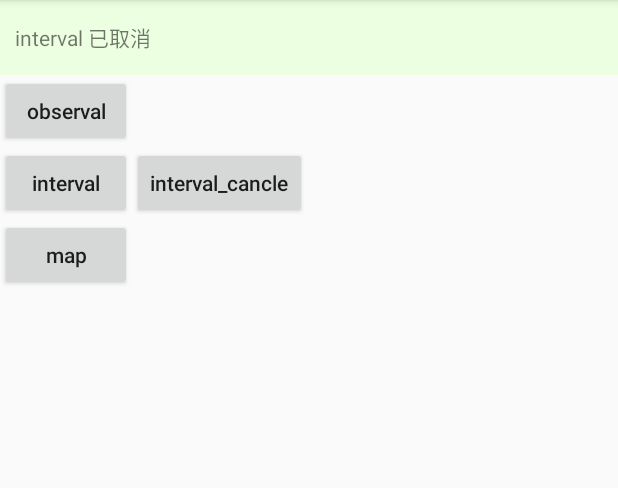
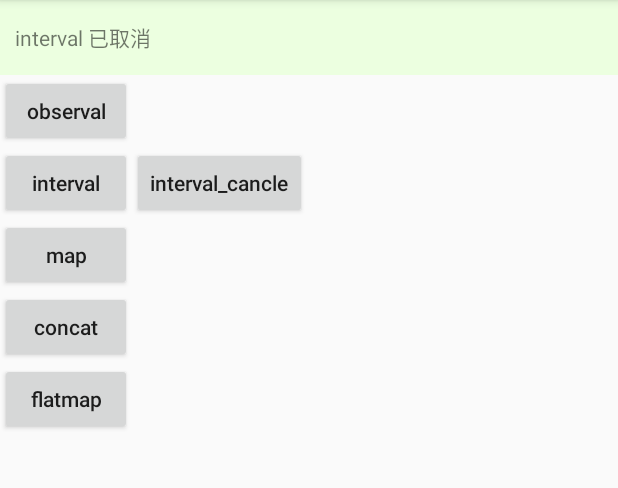
Before and after one commit to waldenwang7678/RXjavaTest, an Android app: the screen it shows after launch (MainActivity), after a tap on "map", on a phone screen of 412 x 824 dp, the part 84-572 px from its top. Run offline under Robolectric (Android 15) with nearby library versions, the phone set to English and light mode, and no system bars; our stand-ins replace ButterKnife, RxJava; 3 other taps on this screen came first.

```diff
--- a/app/src/main/java/com/example/wangjt/rxjava2test_1/HttpUtil.java
+++ b/app/src/main/java/com/example/wangjt/rxjava2test_1/HttpUtil.java
@@ -150,7 +150,7 @@ public class HttpUtil {
                     if (connection.getResponseCode() == HttpURLConnection.HTTP_OK) {
                         final InputStream is = connection.getInputStream();
                         //apk 文件放置内部存储
-                        //final File file = new File(activity.getApplication().getCacheDir() ,"/app.apk");
+                        //final File file = new File(activity.getApplicatio˙n().getCacheDir() ,"/app.apk");
                         //文件放置外部存储
                         final File file = new File(Environment.getExternalStoragePublicDirectory(Environment.DIRECTORY_DCIM), "/app.apk");
                         if (!file.exists()) {
--- a/app/src/main/java/com/example/wangjt/rxjava2test_1/MainActivity.java
+++ b/app/src/main/java/com/example/wangjt/rxjava2test_1/MainActivity.java
@@ -41,7 +41,17 @@ public class MainActivity extends AppCompatActivity implements TextViewPresenter
 
     @OnClick(R.id.map)
     void map() {
+        RXUtil.map(this);
+    }
 
+    @OnClick(R.id.concat)
+    void concat() {
+        RXUtil.concat(this);
+    }
+
+    @OnClick(R.id.flatmap)
+    void flatmap() {
+        RXUtil.flatmap(this);
     }
 
 }
--- a/app/src/main/res/layout/activity_main.xml
+++ b/app/src/main/res/layout/activity_main.xml
@@ -41,4 +41,17 @@
         style="@style/btStyle"
         android:text="map"
         app:layout_constraintTop_toBottomOf="@+id/interval" />
+
+    <Button
+        android:id="@+id/concat"
+        style="@style/btStyle"
+        android:layout_height="wrap_content"
+        android:text="concat"
+        app:layout_constraintTop_toBottomOf="@+id/map" />
+
+    <Button
+        android:id="@+id/flatmap"
+        style="@style/btStyle"
+        android:text="flatmap"
+        app:layout_constraintTop_toBottomOf="@+id/concat" />
 </android.support.constraint.ConstraintLayout>
```
Also changed, not shown: app/src/main/java/com/example/wangjt/rxjava2test_1/RXUtil.java (+87 -6 lines).
